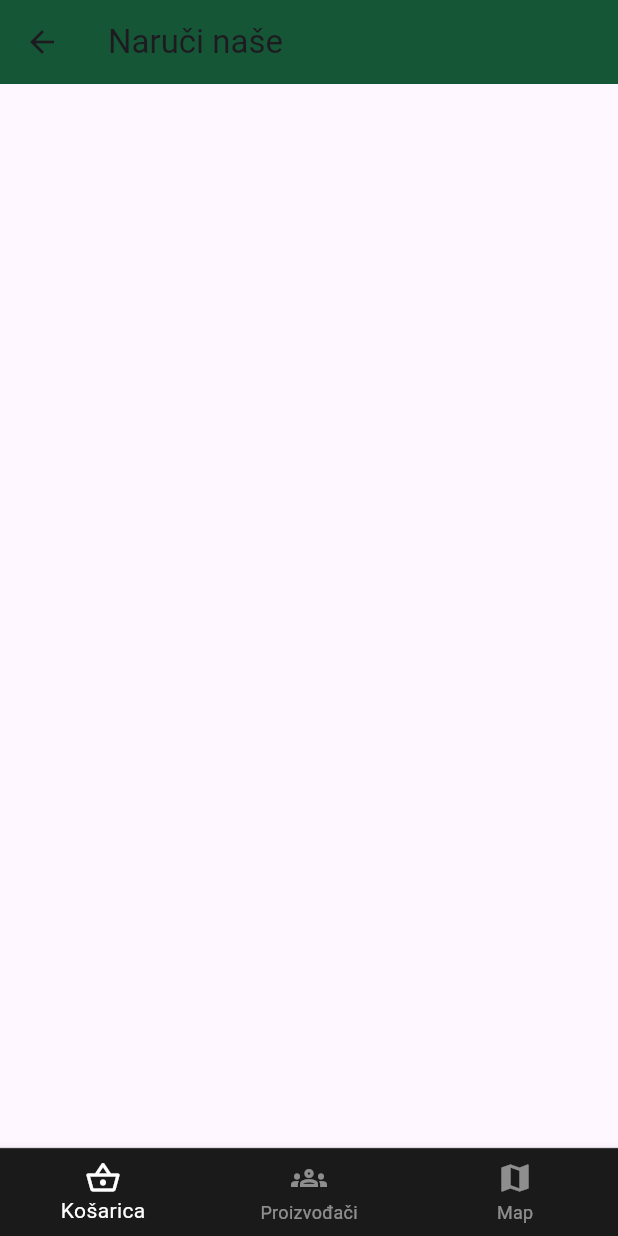
After one commit to mirkomiki/naruciekoapp, a Flutter app: the Pages screen opened directly, on a phone screen of 412 x 824 dp. The commit adds this screen. Run offline on Flutter 3.47's test engine with Material 3 defaults, Android fonts, the phone set to English and light mode, and no system bars.

Commit message:
buttom app bar

```diff
--- /dev/null
+++ b/lib/LandingPages/home.dart
@@ -0,0 +1,19 @@
+import 'package:flutter/material.dart';
+import 'package:naruciekoapp/globalData.dart';
+
+class Home extends StatelessWidget {
+  const Home({super.key});
+
+  @override
+  Widget build(BuildContext context) {
+    return Scaffold(
+      appBar: AppBar(
+        title: const Text('Naruči naše'),
+        backgroundColor: const Color.fromARGB(255, 21, 86, 55),
+      ),
+      body: const Padding(
+        padding: EdgeInsets.all(doubleGapBetweenContainers),
+      ),
+    );
+  }
+}
--- /dev/null
+++ b/lib/LandingPages/pages.dart
@@ -0,0 +1,64 @@
+import 'package:flutter/material.dart';
+import 'package:naruciekoapp/LandingPages/itemsPage.dart';
+import 'package:naruciekoapp/LandingPages/mapsPage.dart';
+import 'package:naruciekoapp/LandingPages/producersPage.dart';
+import 'package:naruciekoapp/globalData.dart';
+import 'package:naruciekoapp/LandingPages/home.dart';
+
+class Pages extends StatefulWidget {
+  const Pages({super.key});
+
+  @override
+  State<Pages> createState() => _PagesState();
+}
+
+class _PagesState extends State<Pages> {
+  void onTapped(int index) {
+    setState(() {
+      selectedPageIndex = index;
+    });
+  }
+
+  final List<Widget> _pages = [
+    const Home(),
+    const ItemsView(),
+    const ProducersPage(),
+    const MapsView(),
+  ];
+  @override
+  Widget build(BuildContext context) {
+    return Scaffold(
+      body: _pages.elementAt(selectedPageIndex),
+      backgroundColor: Colors.grey[900],
+      bottomNavigationBar: Container(
+        decoration: const BoxDecoration(
+            color: Color.fromARGB(30, 255, 255, 255),
+            border: Border(
+                top: BorderSide(
+                    color: Color.fromARGB(0, 255, 255, 255), width: 0.75))),
+        child: BottomNavigationBar(
+          items: const <BottomNavigationBarItem>[
+            BottomNavigationBarItem(
+              icon: Icon(Icons.shopping_basket_outlined),
+              label: 'Košarica',
+            ),
+            BottomNavigationBarItem(
+              icon: Icon(Icons.groups_outlined),
+              label: 'Proizvođači',
+            ),
+            BottomNavigationBarItem(
+              icon: Icon(Icons.map),
+              label: 'Map',
+            ),
+          ],
+          currentIndex: selectedPageIndex,
+          type: BottomNavigationBarType.fixed,
+          backgroundColor: const Color.fromARGB(255, 26, 26, 26),
+          unselectedItemColor: const Color.fromARGB(129, 255, 255, 255),
+          selectedItemColor: Colors.white,
+          onTap: onTapped,
+        ),
+      ),
+    );
+  }
+}
--- /dev/null
+++ b/lib/globalData.dart
@@ -0,0 +1,5 @@
+import 'package:flutter/material.dart';
+
+int selectedPageIndex = 0;
+const double doubleGapBetweenContainers = 10.0;
+const int intGapBetweenContainers = 10;
```
Also changed, not shown: lib/LandingPages/itemsPage.dart (added, +15 -0 lines), lib/LandingPages/mapsPage.dart (added, +15 -0 lines), lib/LandingPages/producersPage.dart (added, +15 -0 lines), lib/main.dart (+0 -24 lines).
